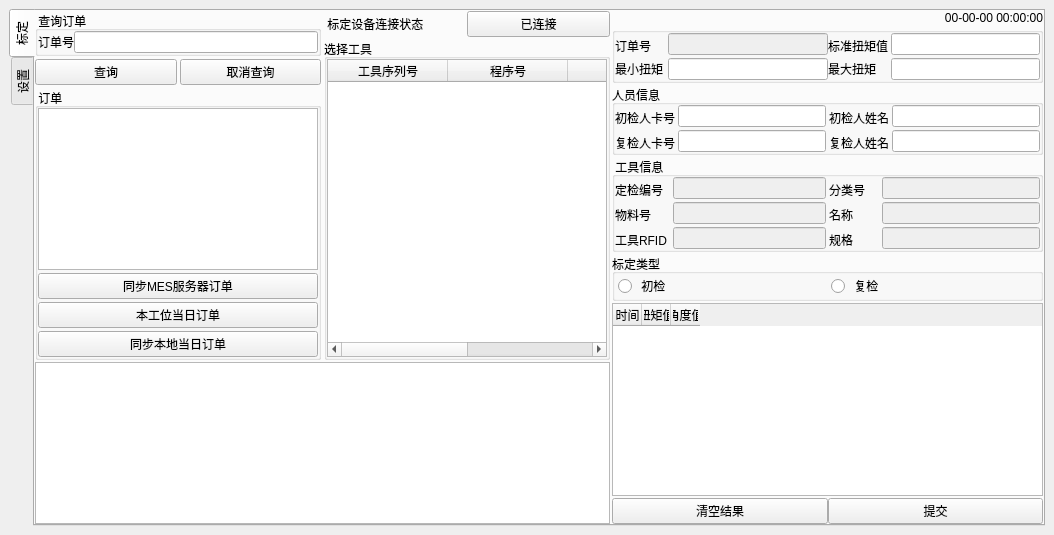
The window that ui/toolkit.ui (masami10/ts013_toolkits) describes before a commit, drawn with Qt 5.
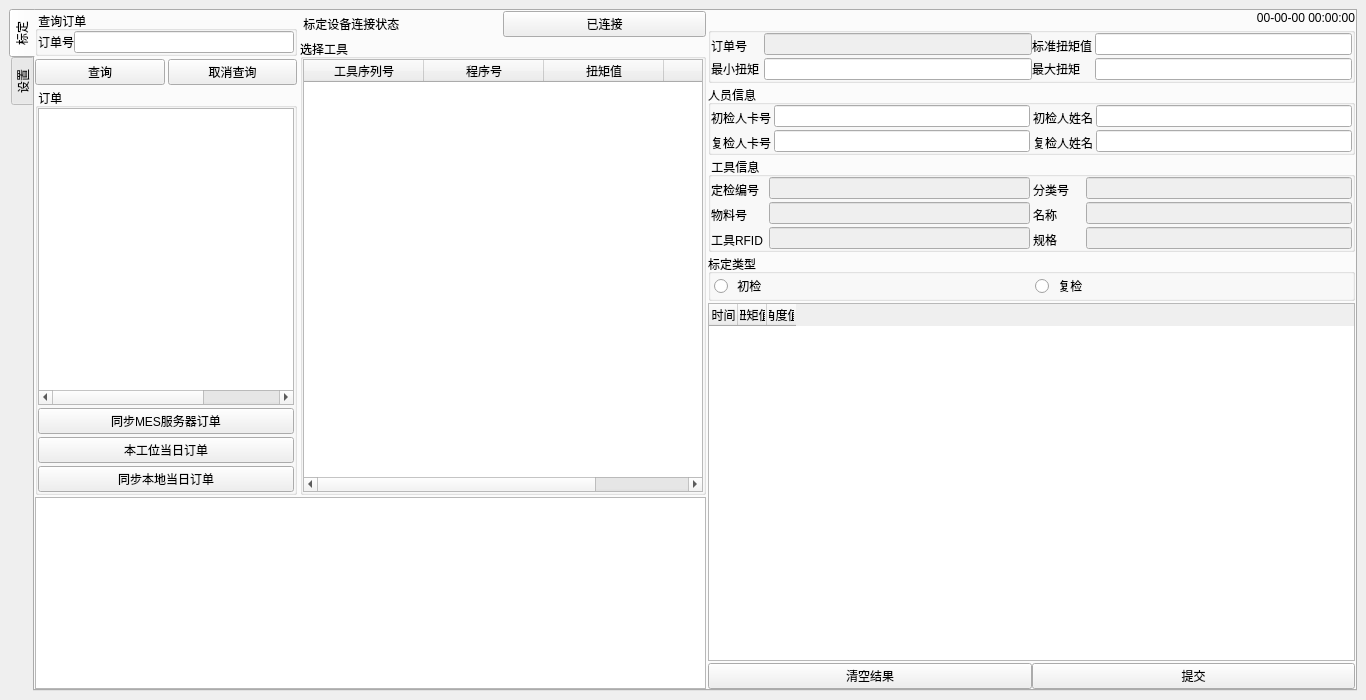
The same window after the commit.

Commit message: [FIX](ui): 窗口最大化显示

Diff of the .ui file:
```diff
--- a/ui/toolkit.ui
+++ b/ui/toolkit.ui
@@ -6,8 +6,8 @@
    <rect>
     <x>0</x>
     <y>0</y>
-    <width>1054</width>
-    <height>535</height>
+    <width>1366</width>
+    <height>700</height>
    </rect>
   </property>
   <property name="sizePolicy">
@@ -195,7 +195,7 @@
                     <widget class="QTableWidget" name="OrderTable">
                      <property name="minimumSize">
                       <size>
-                       <width>280</width>
+                       <width>180</width>
                        <height>0</height>
                       </size>
                      </property>
@@ -348,7 +348,7 @@
                     <widget class="QTableWidget" name="ToolsTable">
                      <property name="minimumSize">
                       <size>
-                       <width>280</width>
+                       <width>400</width>
                        <height>0</height>
                       </size>
                      </property>
```
Left out of the diff: 45 changed lines with no effect on the pictures. The commit also changes 3 other files.
